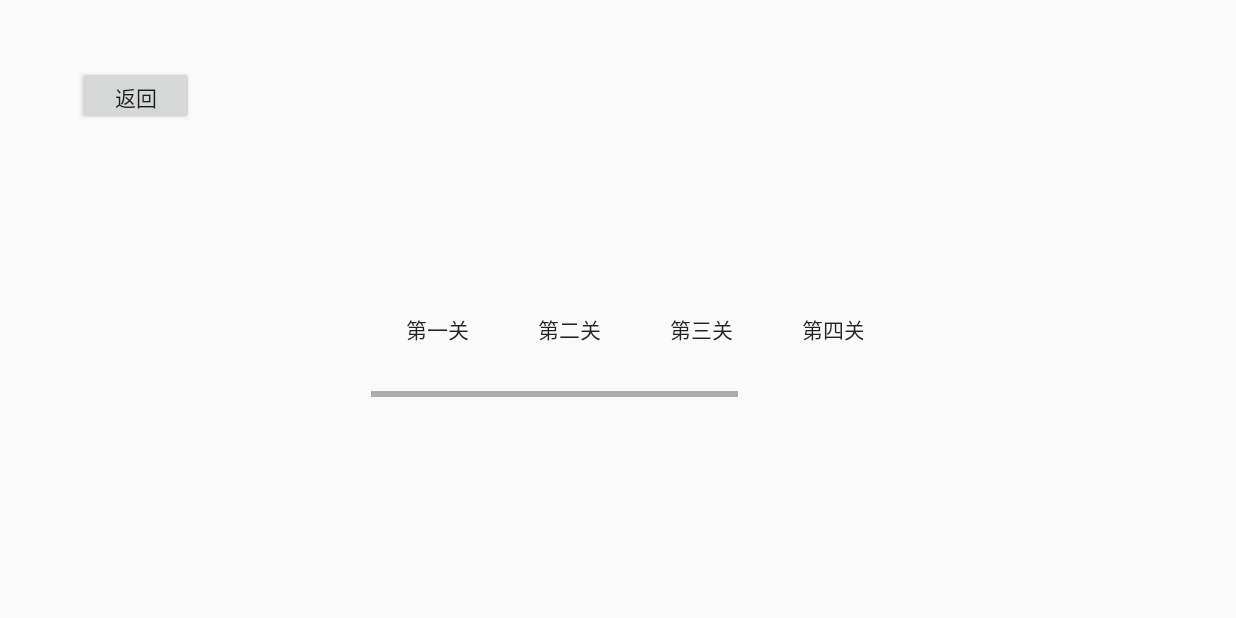
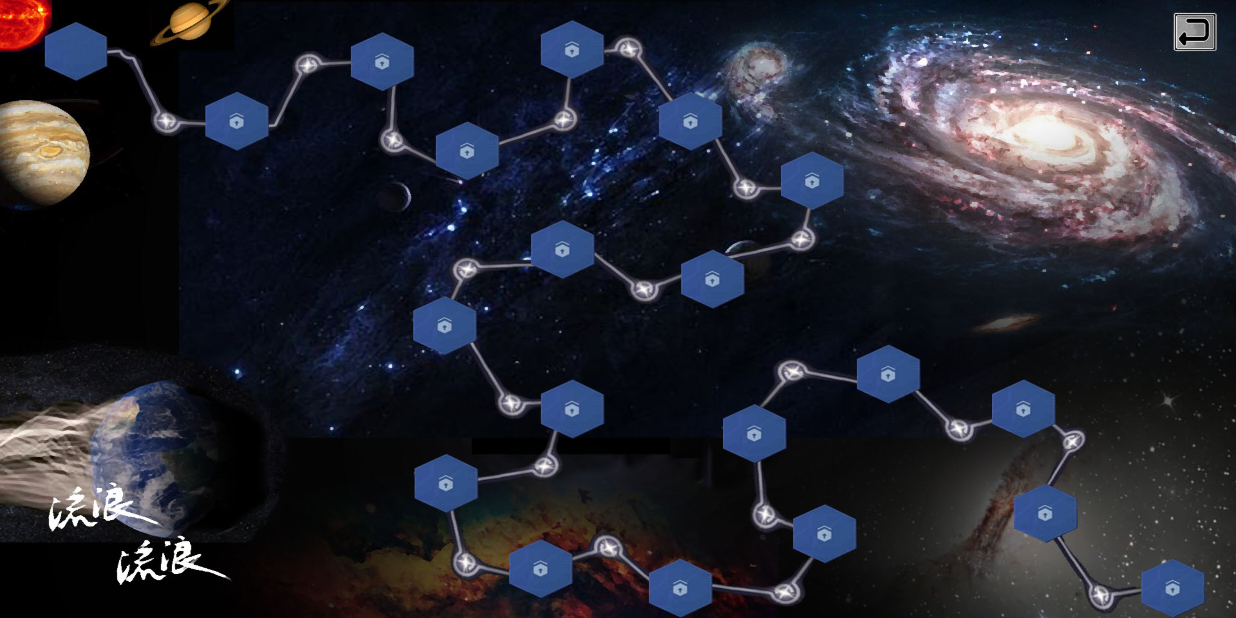
Before and after one commit to el-team-for-ljl-cpk-nsy-and-czh/Wandering, an Android app: the ChooseGameActivity screen opened directly, with no data from a screen before it, on a phone screen of 824 x 412 dp (held sideways). Run offline under Robolectric (Android 15) with nearby library versions, the phone set to English and light mode, and no system bars.

Commit message:
5.20 21:44 @author czh 选关界面完善，需要注意的是由于各个按钮的命名是全局可用的，所以明明是最好再加上其所出现的文件，例如ReturnButtonInSetting

```diff
--- a/app/build.gradle
+++ b/app/build.gradle
@@ -29,4 +29,5 @@ dependencies {
     testImplementation 'junit:junit:4.12'
     androidTestImplementation 'com.android.support.test:runner:1.0.2'
     androidTestImplementation 'com.android.support.test.espresso:espresso-core:3.0.2'
+    implementation 'com.android.support:support-v4:28.0.0'
 }
--- a/app/src/main/java/com/example/wanderingearth/ChooseGameActivity.java
+++ b/app/src/main/java/com/example/wanderingearth/ChooseGameActivity.java
@@ -1,13 +1,9 @@
 package com.example.wanderingearth;
 
 import android.content.Intent;
-import android.support.annotation.NonNull;
-import android.support.v4.view.PagerAdapter;
-import android.support.v4.view.ViewPager;
 import android.support.v7.app.AppCompatActivity;
 import android.os.Bundle;
 import android.view.View;
-import android.view.ViewGroup;
 
 public class ChooseGameActivity extends AppCompatActivity {
 
@@ -16,14 +12,14 @@ public class ChooseGameActivity extends AppCompatActivity {
         super.onCreate(savedInstanceState);
         ActivityContainer.getInstance().addActivity(this);
         setContentView(R.layout.activity_choose);
-        findViewById(R.id.level1).setOnClickListener(new View.OnClickListener() {
+        findViewById(R.id.Level1).setOnClickListener(new View.OnClickListener() {
             @Override
             public void onClick(View v) {
                 Intent intent = new Intent(ChooseGameActivity.this,StartGameFlashActivity.class);
                 startActivity(intent);
             }
         });
-        findViewById(R.id.Return).setOnClickListener(new View.OnClickListener() {
+        findViewById(R.id.ReturnInChoose).setOnClickListener(new View.OnClickListener() {
             @Override
             public void onClick(View v) {
                 Intent intent = new Intent(ChooseGameActivity.this,MainActivity.class);
--- a/app/src/main/java/com/example/wanderingearth/Earth.java
+++ b/app/src/main/java/com/example/wanderingearth/Earth.java
@@ -41,9 +41,9 @@ public class Earth extends View{
         canvas.drawColor(Color.TRANSPARENT);
         Paint mypaint = new Paint();
         Path path = new Path();
-        mypaint.setColor(Color.BLACK);
+        mypaint.setColor(Color.WHITE);
         mypaint.setStyle(Paint.Style.STROKE);
-        mypaint.setStrokeWidth(5);
+        mypaint.setStrokeWidth(8);
         path.moveTo(this.pathXDots[0],this.pathYDots[0]);
         for(int i=1; i< this.pathXDots.length;i++){
             path.lineTo(this.pathXDots[i],this.pathYDots[i]);
--- a/app/src/main/java/com/example/wanderingearth/SettingActivity.java
+++ b/app/src/main/java/com/example/wanderingearth/SettingActivity.java
@@ -16,7 +16,7 @@ public class SettingActivity extends AppCompatActivity {
         /**
          * 按下“返回”按钮可以实现返回返主界面；
          */
-        findViewById(R.id.Return).setOnClickListener(new View.OnClickListener() {
+        findViewById(R.id.ReturnInSetting).setOnClickListener(new View.OnClickListener() {
             @Override
             public void onClick(View v) {
                 Intent intent = new Intent(SettingActivity.this,MainActivity.class);
--- a/app/src/main/res/layout/activity_choose.xml
+++ b/app/src/main/res/layout/activity_choose.xml
@@ -4,78 +4,28 @@
     xmlns:tools="http://schemas.android.com/tools"
     android:layout_width="match_parent"
     android:layout_height="match_parent"
+    android:background="@drawable/choosebackgrouna"
     tools:context=".ChooseGameActivity">
 
-    <HorizontalScrollView
-        android:id="@+id/ScrollView"
-        android:layout_width="328dp"
-        android:layout_height="90dp"
-        android:layout_marginStart="8dp"
-        android:layout_marginTop="84dp"
-        android:layout_marginEnd="8dp"
-        android:layout_marginBottom="8dp"
-        app:layout_constraintBottom_toBottomOf="parent"
-        app:layout_constraintEnd_toEndOf="parent"
-        app:layout_constraintHorizontal_bias="0.498"
-        app:layout_constraintStart_toStartOf="parent"
-        app:layout_constraintTop_toTopOf="parent"
-        app:layout_constraintVertical_bias="0.394">
-
-        <LinearLayout
-            android:layout_width="wrap_content"
-            android:layout_height="match_parent"
-            android:orientation="horizontal">
-
-            <Button
-                android:id="@+id/level1"
-                style="@style/Widget.AppCompat.Button.Borderless"
-                android:layout_width="match_parent"
-                android:layout_height="match_parent"
-                android:layout_weight="1"
-                android:text="@string/levelButton" />
-
-            <Button
-                android:id="@+id/level2"
-                style="@style/Widget.AppCompat.Button.Borderless"
-                android:layout_width="match_parent"
-                android:layout_height="match_parent"
-                android:layout_weight="1"
-                android:text="@string/level2" />
-
-            <Button
-                android:id="@+id/level3"
-                style="@style/Widget.AppCompat.Button.Borderless"
-                android:layout_width="match_parent"
-                android:layout_height="match_parent"
-                android:layout_weight="1"
-                android:text="@string/level3button" />
-
-            <Button
-                android:id="@+id/level4"
-                style="@style/Widget.AppCompat.Button.Borderless"
-                android:layout_width="match_parent"
-                android:layout_height="match_parent"
-                android:layout_weight="1"
-                android:text="@string/level4button" />
-
-            <Button
-                android:id="@+id/level5"
-                style="@style/Widget.AppCompat.Button.Borderless"
-                android:layout_width="match_parent"
-                android:layout_height="match_parent"
-                android:layout_weight="1"
-                android:text="@string/level5button" />
-        </LinearLayout>
-    </HorizontalScrollView>
-
     <Button
-        android:id="@+id/ReturnHome"
-        android:layout_width="77dp"
-        android:layout_height="39dp"
-        android:layout_marginStart="52dp"
-        android:layout_marginTop="44dp"
-        android:text="@string/ReturnHomeButton"
+        android:id="@+id/Level1"
+        style="@style/Widget.AppCompat.Button.Borderless"
+        android:layout_width="33dp"
+        android:layout_height="27dp"
+        android:layout_marginStart="28dp"
+        android:layout_marginTop="20dp"
+        android:background="@android:color/transparent"
         app:layout_constraintStart_toStartOf="parent"
         app:layout_constraintTop_toTopOf="parent" />
 
+    <Button
+        android:id="@+id/ReturnInChoose"
+        style="@style/Widget.AppCompat.Button.Borderless"
+        android:layout_width="25dp"
+        android:layout_height="25dp"
+        android:layout_marginTop="8dp"
+        android:layout_marginEnd="11dp"
+        android:background="@android:color/transparent"
+        app:layout_constraintEnd_toEndOf="parent"
+        app:layout_constraintTop_toTopOf="parent" />
 </android.support.constraint.ConstraintLayout>
--- a/app/src/main/res/layout/settings.xml
+++ b/app/src/main/res/layout/settings.xml
@@ -19,7 +19,7 @@
         app:layout_constraintTop_toTopOf="parent" />
 
     <Button
-        android:id="@+id/Return"
+        android:id="@+id/ReturnInSetting"
         android:layout_width="197dp"
         android:layout_height="50dp"
         android:layout_marginStart="8dp"
--- a/app/src/main/res/values/strings.xml
+++ b/app/src/main/res/values/strings.xml
@@ -11,11 +11,4 @@
         "刘慈欣《流浪地球》</string>
     <string name="LearnMoreMessage">此游戏</string>
     <string name="MoveButton">开始</string>
-    <string name="Level1Button">第一关</string>
-    <string name="levelButton">第一关</string>
-    <string name="level2">第二关</string>
-    <string name="level3button">第三关</string>
-    <string name="level4button">第四关</string>
-    <string name="level5button">第五关</string>
-    <string name="ReturnHomeButton">返回</string>
 </resources>
```
Also changed, not shown: app/src/main/res/drawable/choosebackgrouna.jpg (added).
